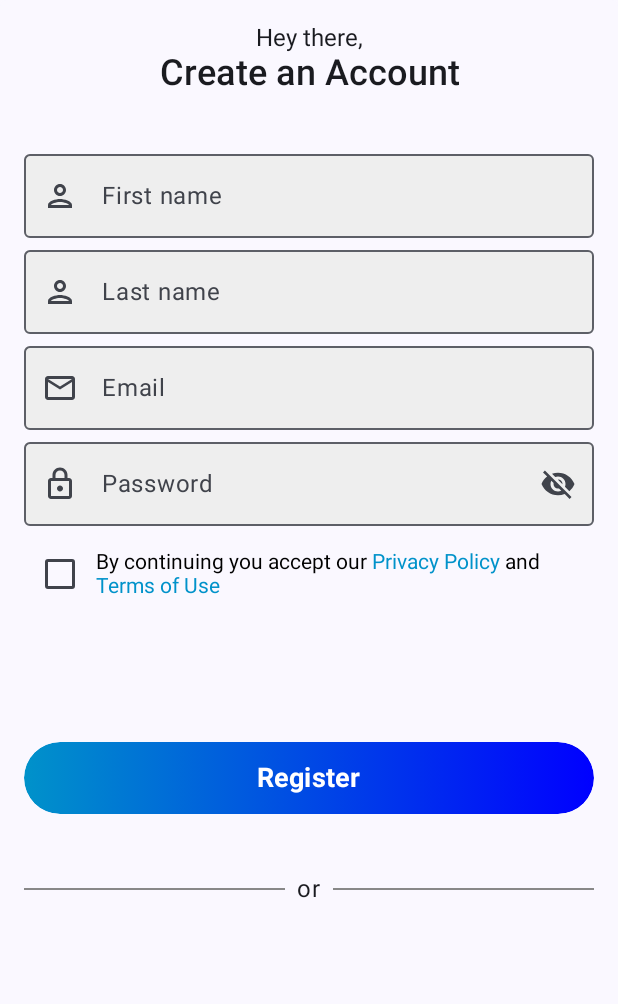
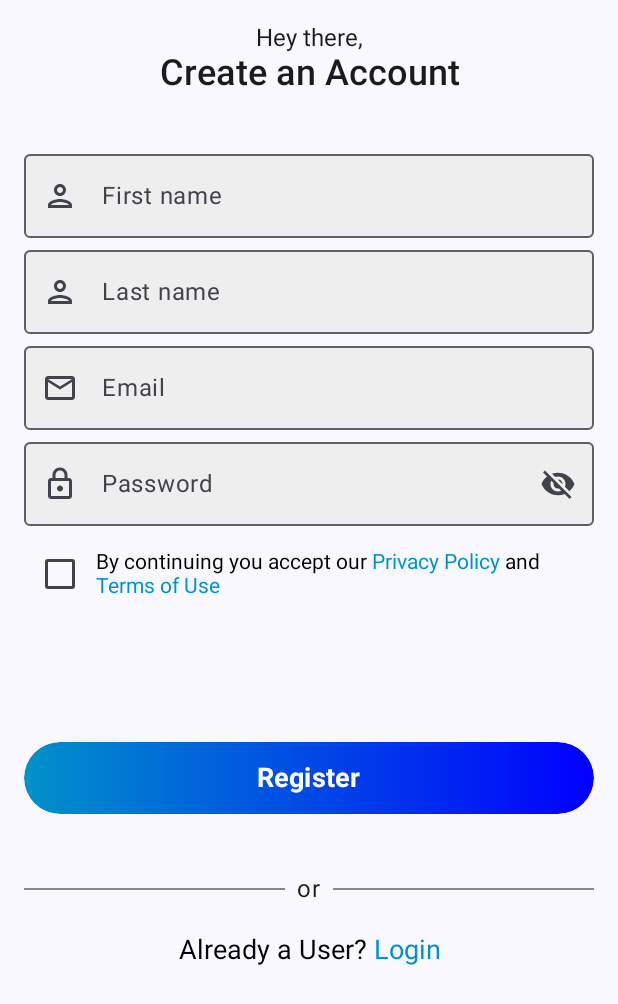
Before and after one commit to dev-satyamthakur/Login-Screen-Jetpack-Compose, an Android app built with Jetpack Compose: the screen it shows after launch (MainActivity), on a phone screen of 412 x 824 dp. Shown: the top 1004 px of the screen. Run offline under Robolectric (Android 15) with nearby library versions, the phone set to English and light mode, and no system bars.

Commit message:
Adding already a user Text

```diff
--- a/app/src/main/java/com/satyamthakur/learning/loginscreencompose/screens/AppComponents.kt
+++ b/app/src/main/java/com/satyamthakur/learning/loginscreencompose/screens/AppComponents.kt
@@ -47,6 +47,31 @@ import com.satyamthakur.learning.loginscreencompose.ui.theme.Accent
 import com.satyamthakur.learning.loginscreencompose.ui.theme.BgColor
 import com.satyamthakur.learning.loginscreencompose.ui.theme.Primary
 import com.satyamthakur.learning.loginscreencompose.ui.theme.Purple80
+
+@Composable
+fun AlreadyUserLoginComponent() {
+    val initialText = "Already a User? "
+    val loginText = "Login"
+
+    val annotatedString = buildAnnotatedString {
+        append(initialText)
+        withStyle(style = SpanStyle(color = Accent)) {
+            pushStringAnnotation(tag = loginText, annotation = loginText)
+            append(loginText)
+        }
+    }
+
+    ClickableText(
+        modifier = Modifier.fillMaxWidth(),
+        text = annotatedString,
+        style = TextStyle(fontSize = 18.sp, textAlign = TextAlign.Center),
+        onClick = { offset ->
+        annotatedString.getStringAnnotations(offset, offset)
+            .firstOrNull()?.also { span ->
+                Log.d("ClickableTextTag", "{$span}")
+            }
+    })
+}
 
 @Composable
 fun DividerTextComponent() {
--- a/app/src/main/java/com/satyamthakur/learning/loginscreencompose/screens/SignUpScreen.kt
+++ b/app/src/main/java/com/satyamthakur/learning/loginscreencompose/screens/SignUpScreen.kt
@@ -49,6 +49,8 @@ fun SignUpScreen() {
             Spacer(modifier = Modifier.height(20.dp))
 
             DividerTextComponent()
+
+            AlreadyUserLoginComponent()
         }
     }
 }
```
